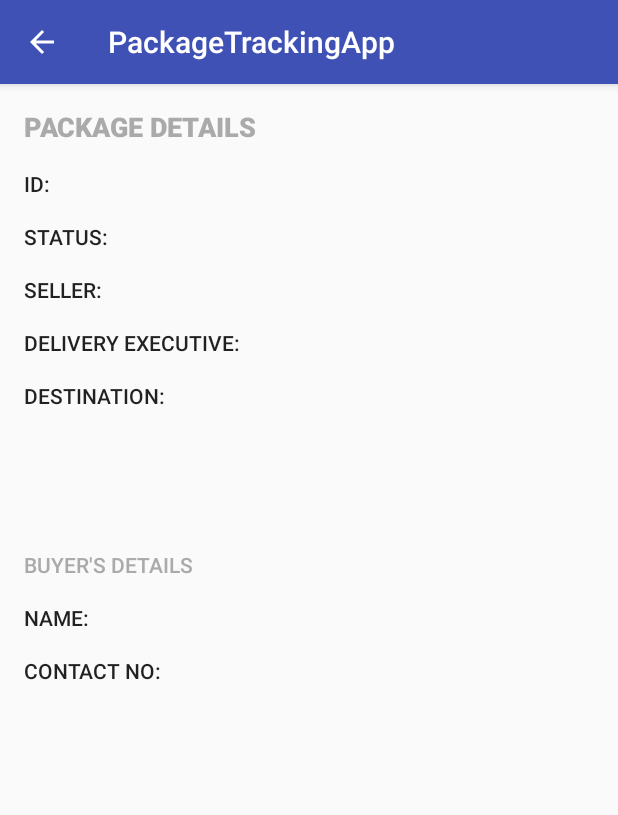
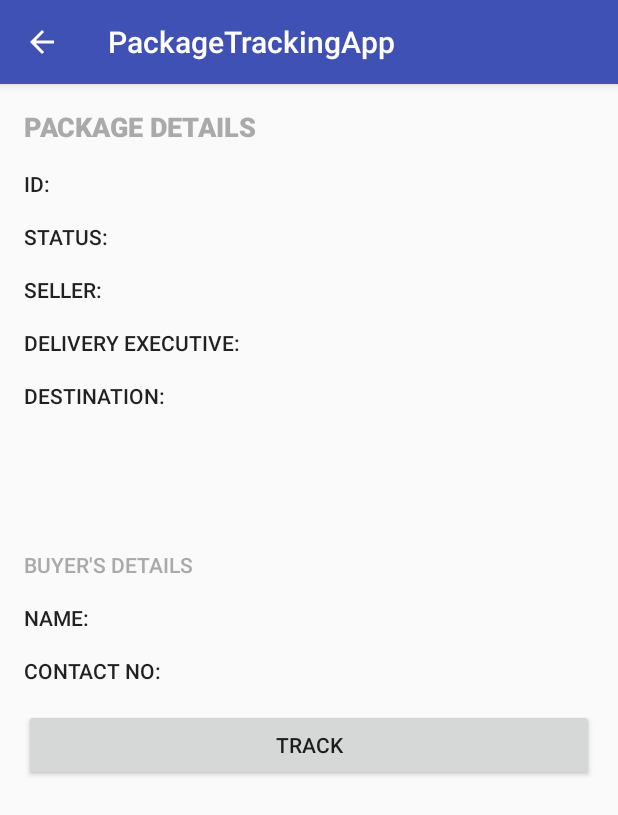
Before and after one commit to rnaher/tracker, an Android app: the PackageDetailsActivity screen opened directly, with no data from a screen before it, on a phone screen of 412 x 824 dp. Shown: the top 815 px of the screen. Run offline under Robolectric (Android 15) with nearby library versions, the phone set to English and light mode, and no system bars; 4 statements that could not run were skipped.

Commit message:
track button added to pkg details page

```diff
--- a/PackageTrackingApp/app/src/main/res/layout/activity_package_details.xml
+++ b/PackageTrackingApp/app/src/main/res/layout/activity_package_details.xml
@@ -197,4 +197,19 @@
         app:layout_constraintBaseline_toBaselineOf="@+id/textView30"
         app:layout_constraintEnd_toEndOf="parent"
         app:layout_constraintStart_toEndOf="@+id/textView30" />
+
+    <Button
+        android:id="@+id/button"
+        android:layout_width="0dp"
+        android:layout_height="wrap_content"
+        android:layout_marginEnd="16dp"
+        android:layout_marginStart="16dp"
+        android:layout_marginTop="16dp"
+        android:onClick="trackPackage"
+        android:text="@string/track_button"
+        app:layout_constraintEnd_toEndOf="parent"
+        app:layout_constraintLeft_toLeftOf="parent"
+        app:layout_constraintRight_toRightOf="parent"
+        app:layout_constraintStart_toStartOf="parent"
+        app:layout_constraintTop_toBottomOf="@+id/contactField" />
 </android.support.constraint.ConstraintLayout>
```
Also changed, not shown: PackageTrackingApp/app/src/main/java/team4/packagetrackingapp/PackageDetailsActivity.java (+26 -0 lines).
